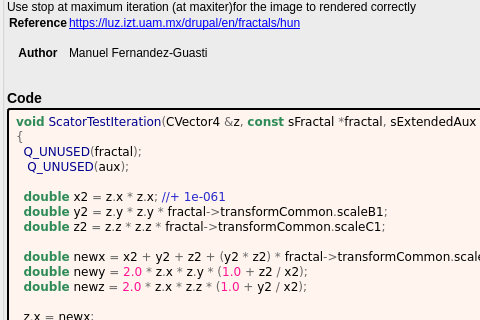
This is mandelbulber2/formula/ui/scator_test.ui in buddhi1980/mandelbulber2 as Qt 5 draws it before an edit; both pictures show x 0 to 480 and y 288 to 608 of the 862 by 850 pixel window. The edited form follows.
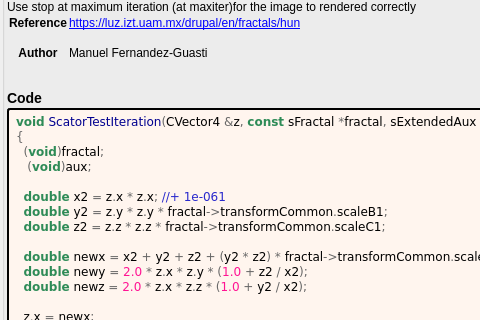
This is the edited form. Custom widgets are drawn as their Qt base class.

```diff
--- a/mandelbulber2/formula/ui/scator_test.ui
+++ b/mandelbulber2/formula/ui/scator_test.ui
@@ -419,8 +419,8 @@
          <string notr="true">&lt;body style=&quot;background-color:#fff5ee&quot;&gt;
 &lt;pre style=&quot;color:#000000; background-color:#fff5ee;  font-family:&#039;Courier New&#039;,monospace;white-space: pre-wrap;&quot;&gt;&lt;span style=&quot;color:#2e8b57; font-weight:bold&quot;&gt;void&lt;/span&gt; &lt;span style=&quot;color:#00008f&quot;&gt;ScatorTestIteration&lt;/span&gt;&lt;span style=&quot;color:#676767&quot;&gt;(&lt;/span&gt;CVector4 &lt;span style=&quot;color:#676767&quot;&gt;&amp;amp;&lt;/span&gt;z&lt;span style=&quot;color:#676767&quot;&gt;,&lt;/span&gt; &lt;span style=&quot;color:#2e8b57; font-weight:bold&quot;&gt;const&lt;/span&gt; sFractal &lt;span style=&quot;color:#676767&quot;&gt;*&lt;/span&gt;fractal&lt;span style=&quot;color:#676767&quot;&gt;,&lt;/span&gt; sExtendedAux &lt;span style=&quot;color:#676767&quot;&gt;&amp;amp;&lt;/span&gt;aux&lt;span style=&quot;color:#676767&quot;&gt;)&lt;/span&gt;
 &lt;span style=&quot;color:#676767&quot;&gt;{&lt;/span&gt;
-  &lt;span style=&quot;color:#00008f&quot;&gt;Q_UNUSED&lt;/span&gt;&lt;span style=&quot;color:#676767&quot;&gt;(&lt;/span&gt;fractal&lt;span style=&quot;color:#676767&quot;&gt;);&lt;/span&gt;
-   &lt;span style=&quot;color:#00008f&quot;&gt;Q_UNUSED&lt;/span&gt;&lt;span style=&quot;color:#676767&quot;&gt;(&lt;/span&gt;aux&lt;span style=&quot;color:#676767&quot;&gt;);&lt;/span&gt;
+  &lt;span style=&quot;color:#676767&quot;&gt;(&lt;/span&gt;&lt;span style=&quot;color:#2e8b57; font-weight:bold&quot;&gt;void&lt;/span&gt;&lt;span style=&quot;color:#676767&quot;&gt;)&lt;/span&gt;fractal&lt;span style=&quot;color:#676767&quot;&gt;;&lt;/span&gt;
+   &lt;span style=&quot;color:#676767&quot;&gt;(&lt;/span&gt;&lt;span style=&quot;color:#2e8b57; font-weight:bold&quot;&gt;void&lt;/span&gt;&lt;span style=&quot;color:#676767&quot;&gt;)&lt;/span&gt;aux&lt;span style=&quot;color:#676767&quot;&gt;;&lt;/span&gt;
 
   &lt;span style=&quot;color:#2e8b57; font-weight:bold&quot;&gt;double&lt;/span&gt; x2 &lt;span style=&quot;color:#676767&quot;&gt;=&lt;/span&gt; z&lt;span style=&quot;color:#676767&quot;&gt;.&lt;/span&gt;x &lt;span style=&quot;color:#676767&quot;&gt;*&lt;/span&gt; z&lt;span style=&quot;color:#676767&quot;&gt;.&lt;/span&gt;x&lt;span style=&quot;color:#676767&quot;&gt;;&lt;/span&gt; &lt;span style=&quot;color:#2929cc&quot;&gt;//+ 1e-061&lt;/span&gt;
   &lt;span style=&quot;color:#2e8b57; font-weight:bold&quot;&gt;double&lt;/span&gt; y2 &lt;span style=&quot;color:#676767&quot;&gt;=&lt;/span&gt; z&lt;span style=&quot;color:#676767&quot;&gt;.&lt;/span&gt;y &lt;span style=&quot;color:#676767&quot;&gt;*&lt;/span&gt; z&lt;span style=&quot;color:#676767&quot;&gt;.&lt;/span&gt;y &lt;span style=&quot;color:#676767&quot;&gt;*&lt;/span&gt; fractal&lt;span style=&quot;color:#676767&quot;&gt;-&amp;gt;&lt;/span&gt;transformCommon&lt;span style=&quot;color:#676767&quot;&gt;.&lt;/span&gt;scaleB1&lt;span style=&quot;color:#676767&quot;&gt;;&lt;/span&gt;
```
